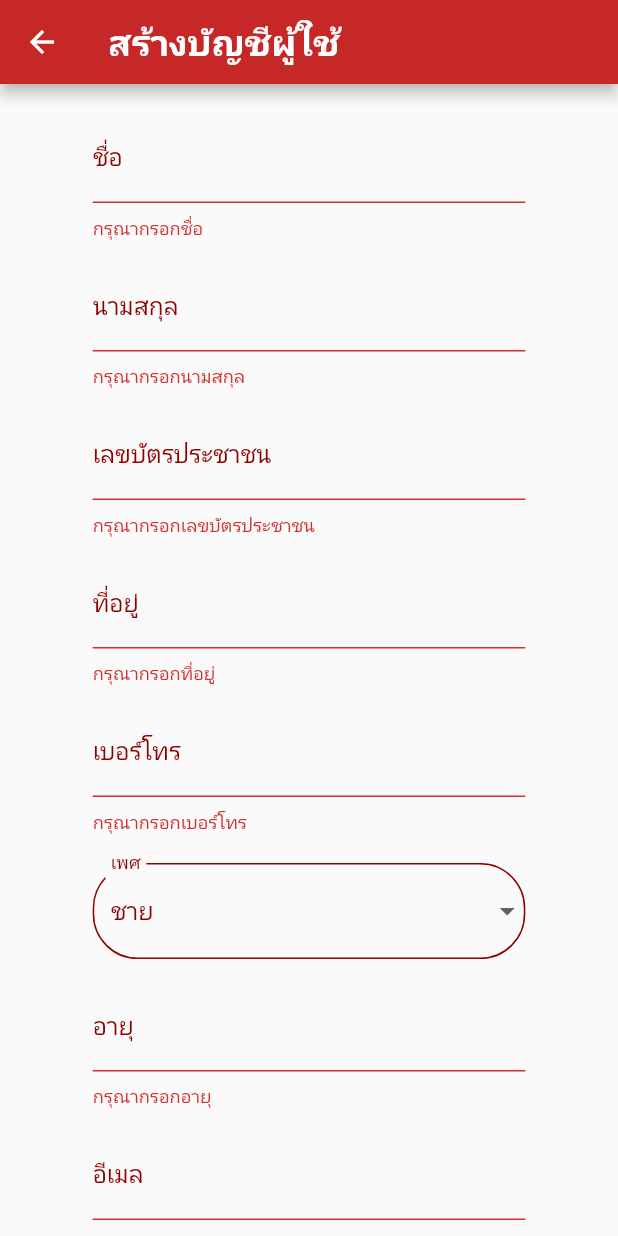
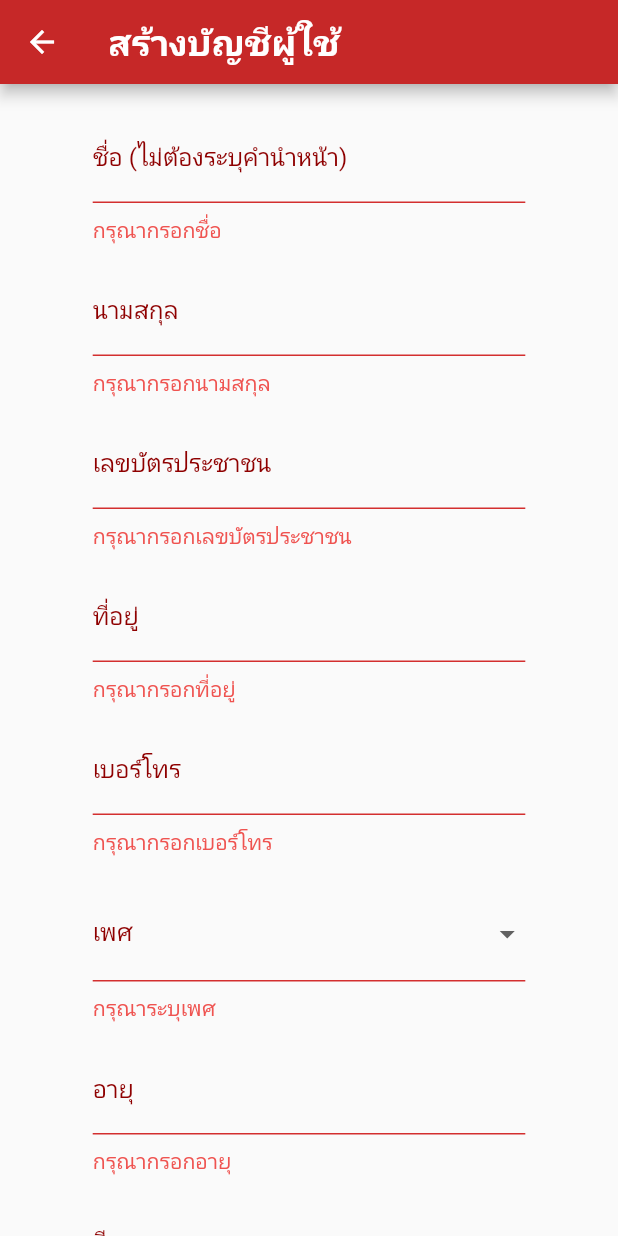
Before and after one commit to ApinanNOT/JobHiringApplication, a Flutter app: the CreateAccount screen opened by its route, scrolled down 341 dp, after a tap on "สมัครสมาชิก", on a phone screen of 412 x 824 dp. Run offline on Flutter 3.47's test engine with Material 2 defaults, Android fonts, the phone set to English and light mode, and no system bars; our stand-ins replace firebase_auth, firebase_core, firebase_database, fluttertoast, google_fonts; accounts and stored records are empty; Roboto replaces fonts that are missing (Kanit, Prompt, Sarabun).

Commit message:
create account success

```diff
--- a/lib/states/create_account.dart
+++ b/lib/states/create_account.dart
@@ -19,13 +19,14 @@ class CreateAccount extends StatefulWidget {
 class _CreateAccountState extends State<CreateAccount> {
   String? typeUser;
   final formKey = GlobalKey<FormState>(); //create variable
-  List<String> items = ['ชาย', 'หญิง', 'LGBT+']; //gender
-  String? selectedItem = 'ชาย';
+  List<String> genderlist = ["ชาย", "หญิง", "LGBTQ"]; //gender
+  String? selectedgendertype;
   bool statusRedEye = true;
 
   TextEditingController idTextEditingController = TextEditingController();
   TextEditingController nameTextEditingController = TextEditingController();
   TextEditingController lastnameTextEditingController = TextEditingController();
+  TextEditingController genderTextEditingController = TextEditingController();
   TextEditingController phoneTextEditingController = TextEditingController();
   TextEditingController addressTextEditingController = TextEditingController();
   TextEditingController ageTextEditingController = TextEditingController();
@@ -47,8 +48,9 @@ class _CreateAccountState extends State<CreateAccount> {
               } else {}
             },
             decoration: InputDecoration(
+              errorStyle: MyConstant().errortext(),
               labelStyle: MyConstant().h3Style(),
-              labelText: 'ชื่อ',
+              labelText: 'ชื่อ (ไม่ต้องระบุคำนำหน้า)',
               enabledBorder: OutlineInputBorder(
                 borderSide: BorderSide(color: MyConstant.dark),
                 borderRadius: BorderRadius.circular(30),
@@ -79,6 +81,7 @@ class _CreateAccountState extends State<CreateAccount> {
               } else {}
             },
             decoration: InputDecoration(
+              errorStyle: MyConstant().errortext(),
               labelStyle: MyConstant().h3Style(),
               labelText: 'นามสกุล',
               enabledBorder: OutlineInputBorder(
@@ -118,6 +121,7 @@ class _CreateAccountState extends State<CreateAccount> {
               } else {}
             },
             decoration: InputDecoration(
+              errorStyle: MyConstant().errortext(),
               labelStyle: MyConstant().h3Style(),
               labelText: 'เลขบัตรประชาชน',
               enabledBorder: OutlineInputBorder(
@@ -150,6 +154,7 @@ class _CreateAccountState extends State<CreateAccount> {
               } else {}
             },
             decoration: InputDecoration(
+              errorStyle: MyConstant().errortext(),
               labelStyle: MyConstant().h3Style(),
               labelText: 'ที่อยู่',
               enabledBorder: OutlineInputBorder(
@@ -190,6 +195,7 @@ class _CreateAccountState extends State<CreateAccount> {
               } else {}
             },
             decoration: InputDecoration(
+              errorStyle: MyConstant().errortext(),
               labelStyle: MyConstant().h3Style(),
               labelText: 'เบอร์โทร',
               enabledBorder: OutlineInputBorder(
@@ -216,7 +222,13 @@ class _CreateAccountState extends State<CreateAccount> {
           child: SizedBox(
             width: size * 0.7,
             child: DropdownButtonFormField<String>(
+              validator: (selectedgendertype) {
+                if (selectedgendertype == null) {
+                  return 'กรุณาระบุเพศ';
+                } else {}
+              },
               decoration: InputDecoration(
+                errorStyle: MyConstant().errortext(),
                 labelText: 'เพศ',
                 labelStyle: MyConstant().h3Style(),
                 enabledBorder: OutlineInputBorder(
@@ -228,19 +240,21 @@ class _CreateAccountState extends State<CreateAccount> {
                   borderRadius: BorderRadius.circular(30),
                 ),
               ),
-              value: selectedItem,
-              items: items
-                  .map(
-                    (item) => DropdownMenuItem<String>(
-                      value: item,
-                      child: Text(
-                        item,
-                        style: MyConstant().h3Style(),
-                      ),
-                    ),
-                  )
-                  .toList(),
-              onChanged: (item) => setState(() => selectedItem = item),
+              value: selectedgendertype,
+              onChanged: (newValue) {
+                setState(() {
+                  selectedgendertype = newValue.toString();
+                });
+              },
+              items: genderlist.map((gender) {
+                return DropdownMenuItem(
+                  child: Text(
+                    gender,
+                    style: MyConstant().h3Style(),
+                  ),
+                  value: gender,
+                );
+              }).toList(),
             ),
           ),
         ),
@@ -270,6 +284,7 @@ class _CreateAccountState extends State<CreateAccount> {
               } else {}
             },
             decoration: InputDecoration(
+              errorStyle: MyConstant().errortext(),
               labelStyle: MyConstant().h3Style(),
               labelText: 'อายุ',
               enabledBorder: OutlineInputBorder(
@@ -307,6 +322,7 @@ class _CreateAccountState extends State<CreateAccount> {
               } else {}
             },
             decoration: InputDecoration(
+              errorStyle: MyConstant().errortext(),
               labelStyle: MyConstant().h3Style(),
               labelText: 'อีเมล',
               enabledBorder: OutlineInputBorder(
@@ -356,6 +372,7 @@ class _CreateAccountState extends State<CreateAccount> {
             },
             obscureText: statusRedEye,
             decoration: InputDecoration(
+              errorStyle: MyConstant().errortext(),
               suffixIcon: IconButton(
                 onPressed: () {
                   setState(() {
@@ -425,6 +442,7 @@ class _CreateAccountState extends State<CreateAccount> {
     );
   }
 
+  //connect database and authen
   saveUserInformation() async {
     showDialog(
       context: context,
@@ -450,10 +468,11 @@ class _CreateAccountState extends State<CreateAccount> {
 
     if (firebaseUser != null) {
       Map usermap = {
-        "id": firebaseUser.uid,
+        "User UID": firebaseUser.uid,
         "name": nameTextEditingController.text.trim(),
         "lastname": lastnameTextEditingController.text.trim(),
-        "id1": idTextEditingController.text.trim(),
+        "id": idTextEditingController.text.trim(),
+        "gender": selectedgendertype,
         "address": addressTextEditingController.text.trim(),
         "phone": phoneTextEditingController.text.trim(),
         "age": ageTextEditingController.text.trim(),
@@ -466,11 +485,19 @@ class _CreateAccountState extends State<CreateAccount> {
       usersRef.child(firebaseUser.uid).set(usermap);
 
       currentFirebaseUser = firebaseUser;
-      Fluttertoast.showToast(msg: "สมัครสมาชิกสำเร็จ");
+      Fluttertoast.showToast(
+          msg: "สมัครสมาชิกสำเร็จ",
+          toastLength: Toast.LENGTH_LONG,
+          fontSize: 14,
+          backgroundColor: Colors.green);
       Navigator.push(context, MaterialPageRoute(builder: (c) => Authen()));
     } else {
       Navigator.pop(context);
-      Fluttertoast.showToast(msg: "สมัครสมาชิกล้มเหลว");
+      Fluttertoast.showToast(
+          msg: "สมัครสมาชิกล้มเหลว",
+          toastLength: Toast.LENGTH_LONG,
+          fontSize: 14,
+          backgroundColor: Colors.red);
     }
   }
 
--- a/lib/utility/my_constant.dart
+++ b/lib/utility/my_constant.dart
@@ -69,6 +69,12 @@ class MyConstant {
         fontWeight: FontWeight.bold,
       );
 
+  TextStyle errortext() => GoogleFonts.kanit(
+        fontSize: 14,
+        color: Colors.red[400],
+        fontWeight: FontWeight.normal,
+      );
+
   TextStyle textbutton1() => GoogleFonts.sarabun(
         fontSize: 16,
         color: Color(0xffffffff),
```
